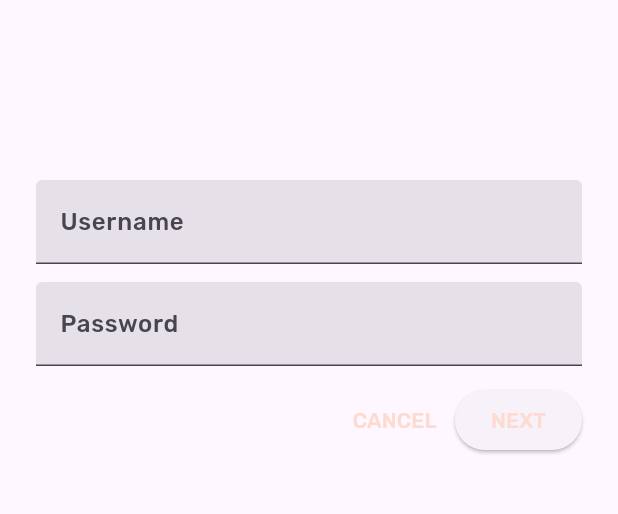
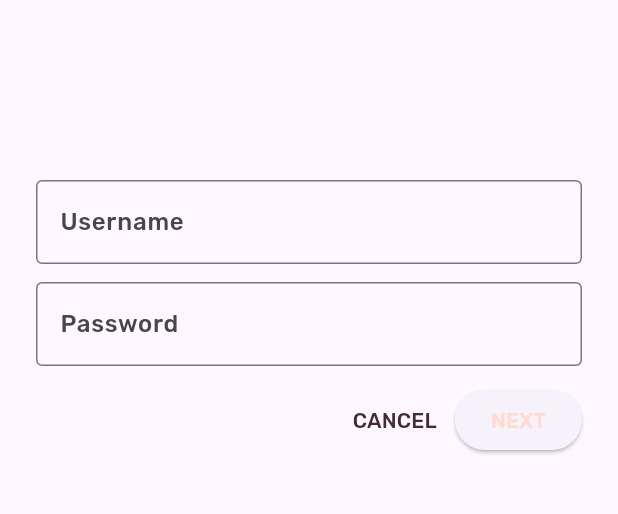
Before and after one commit to hamna456/Flutter-Lab-4, a Flutter app: the screen it shows after launch, after a tap on "CANCEL", on a phone screen of 412 x 824 dp, the part 243-757 px from its top. Run offline on Flutter 3.47's test engine with Material 3 defaults, Android fonts, the phone set to English and light mode, and no system bars.

Commit message:
step 5 of task 2 completed

```diff
--- a/task2/material-components-flutter-codelabs-103-starter_and_102-complete/mdc_100_series/lib/app.dart
+++ b/task2/material-components-flutter-codelabs-103-starter_and_102-complete/mdc_100_series/lib/app.dart
@@ -58,6 +58,18 @@ ThemeData _buildShrineTheme() {
       selectionColor: kShrinePink100,
     ),
     // TODO: Decorate the inputs (103)
+    inputDecorationTheme: const InputDecorationTheme(
+      border: OutlineInputBorder(),
+      focusedBorder: OutlineInputBorder(
+        borderSide: BorderSide(
+          width: 2.0,
+          color: kShrineBrown900,
+        ),
+      ),
+      floatingLabelStyle: TextStyle(
+        color: kShrineBrown900,
+      ),
+    ),
   );
 }
 // TODO: Build a Shrine Text Theme (103)
--- a/task2/material-components-flutter-codelabs-103-starter_and_102-complete/mdc_100_series/lib/home.dart
+++ b/task2/material-components-flutter-codelabs-103-starter_and_102-complete/mdc_100_series/lib/home.dart
@@ -53,20 +53,25 @@ class HomePage extends StatelessWidget {
                 padding: const EdgeInsets.fromLTRB(16.0, 12.0, 16.0, 8.0),
                 child: Column(
                   // TODO: Align labels to the bottom and center (103)
-                  crossAxisAlignment: CrossAxisAlignment.start,
+                  mainAxisAlignment: MainAxisAlignment.end,
+                  crossAxisAlignment: CrossAxisAlignment.center,
+                  // TODO: Change innermost Column (103)
                   // TODO: Change innermost Column (103)
                   children: <Widget>[
-                    // TODO: Handle overflowing labels (103)
+// TODO: Handle overflowing labels (103)
                     Text(
                       product.name,
-                      style: theme.textTheme.titleLarge,
+                      style: theme.textTheme.button,
+                      softWrap: false,
+                      overflow: TextOverflow.ellipsis,
                       maxLines: 1,
                     ),
-                    const SizedBox(height: 8.0),
+                    const SizedBox(height: 4.0),
                     Text(
                       formatter.format(product.price),
-                      style: theme.textTheme.titleSmall,
+                      style: theme.textTheme.bodySmall,
                     ),
+                    // End new code
                   ],
                 ),
               ),
--- a/task2/material-components-flutter-codelabs-103-starter_and_102-complete/mdc_100_series/lib/login.dart
+++ b/task2/material-components-flutter-codelabs-103-starter_and_102-complete/mdc_100_series/lib/login.dart
@@ -45,10 +45,11 @@ class _LoginPageState extends State<LoginPage> {
             ),
             const SizedBox(height: 120.0),
             // TODO: Remove filled: true values (103)
+            // Remove filled: true values (103)
             TextField(
               controller: _usernameController,
               decoration: const InputDecoration(
-                filled: true,
+                // Removed filled: true
                 labelText: 'Username',
               ),
             ),
@@ -56,7 +57,7 @@ class _LoginPageState extends State<LoginPage> {
             TextField(
               controller: _passwordController,
               decoration: const InputDecoration(
-                filled: true,
+                // Removed filled: true
                 labelText: 'Password',
               ),
               obscureText: true,
@@ -72,6 +73,9 @@ class _LoginPageState extends State<LoginPage> {
                     _usernameController.clear();
                     _passwordController.clear();
                   },
+                  style: TextButton.styleFrom(
+                    primary: Theme.of(context).colorScheme.secondary,
+                  ),
                 ),
                 // TODO: Add an elevation to NEXT (103)
                 // TODO: Add a beveled rectangular border to NEXT (103)
```
